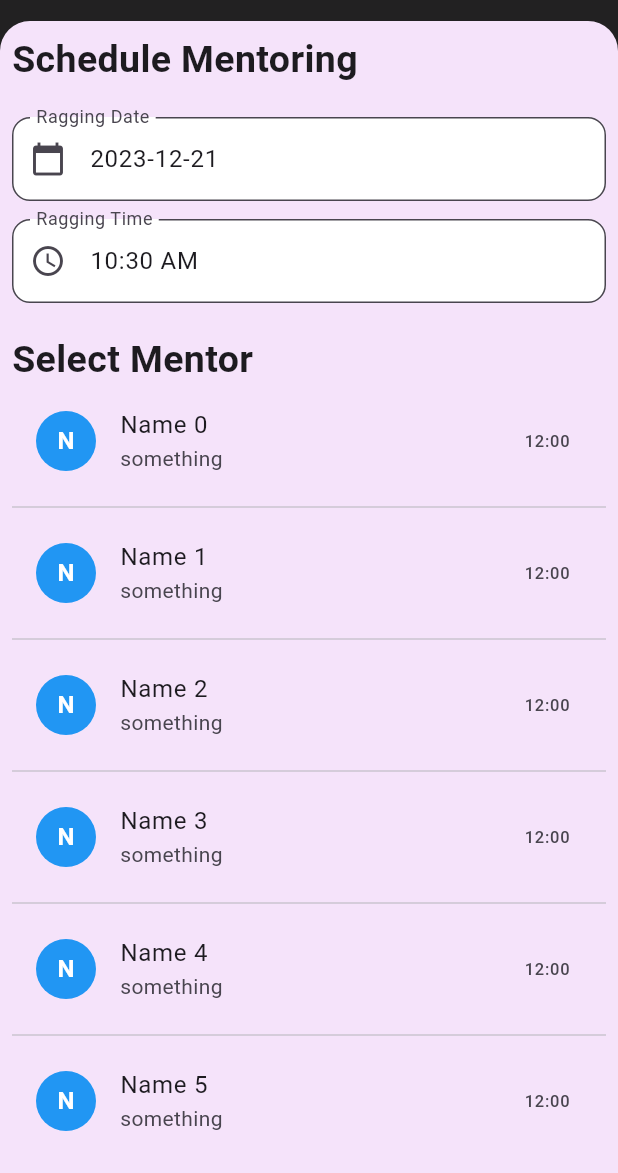
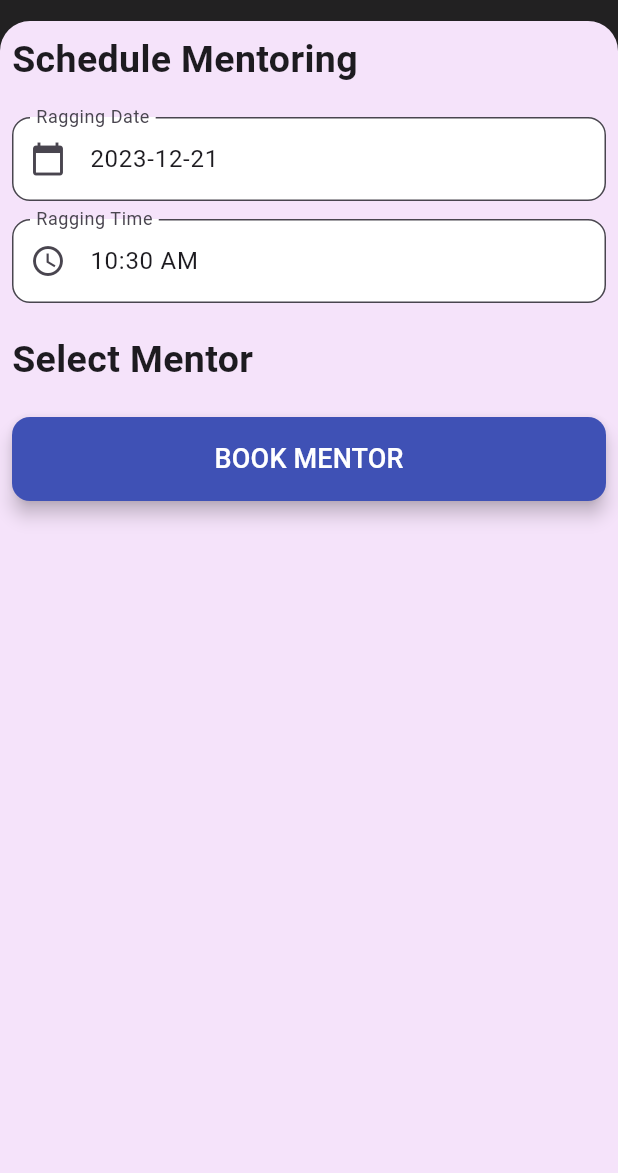
Before and after one commit to Hishammpsnhn/anti_ragging, a Flutter app: the HomeScreen screen opened directly, after a tap on "Mentoring", on a phone screen of 412 x 824 dp, the part 63-1236 px from its top. Run offline on Flutter 3.47's test engine with Material 3 defaults, Android fonts, the phone set to English and light mode, and no system bars; our stand-ins replace cloud_firestore, firebase_auth, firebase_core, shared_preferences; missing offline and left inert: dart:ffi; accounts and stored records are empty.

Commit message:
add mentor id picker in button

```diff
--- a/lib/functions/firebaseFunction.dart
+++ b/lib/functions/firebaseFunction.dart
@@ -85,6 +85,30 @@ class FirestoreServices {
     }
   }
 
+  static Future<List<Map<String, dynamic>>> getAllMentors() async {
+    try {
+      QuerySnapshot<Map<String, dynamic>> querySnapshot =
+          await FirebaseFirestore.instance
+              .collection('users')
+              .where('mentor', isEqualTo: true)
+              .get();
+
+      // Process the querySnapshot to get the documents
+      List<Map<String, dynamic>> mentors = querySnapshot.docs.map((mentorDocument) {
+        return {
+          'id': mentorDocument.id, // Document ID
+          ...mentorDocument.data(), // Document data
+        };
+      }).toList();
+
+      print("mentos $mentors");
+      return mentors;
+    } catch (e) {
+      print('Error getting complaints: $e');
+      return [];
+    }
+  }
+
 // Function to get a student by ID from Firestore
   static Future<Map<String, dynamic>> getStudentById(String studentId) async {
     CollectionReference studentsCollection =
--- a/lib/screens/home/mentoring_reg.dart
+++ b/lib/screens/home/mentoring_reg.dart
@@ -1,3 +1,4 @@
+import 'package:anti_ragging/functions/firebaseFunction.dart';
 import 'package:anti_ragging/screens/widgets/appBar.dart';
 import 'package:flutter/material.dart';
 
@@ -9,6 +10,24 @@ class MentoringPage extends StatefulWidget {
 }
 
 class _MentoringPageState extends State<MentoringPage> {
+  List<Map<String, dynamic>> mentors = [];
+
+  @override
+  void initState() {
+    super.initState();
+    getAllMentors();
+  }
+
+  Future<void> getAllMentors() async {
+    List<Map<String, dynamic>> fetchedMentors =
+        await FirestoreServices.getAllMentors();
+    print(fetchedMentors);
+    setState(() {
+      mentors = fetchedMentors;
+    });
+  }
+  String selectedMentorId = '';
+
   @override
   Widget build(BuildContext context) {
     return Scaffold(
@@ -17,7 +36,9 @@ class _MentoringPageState extends State<MentoringPage> {
         constraints: BoxConstraints.expand(),
         child: Column(
           children: [
-            App_Bar(logout: false,),
+            App_Bar(
+              logout: false,
+            ),
             Expanded(
               child: Container(
                 decoration: const BoxDecoration(
@@ -57,8 +78,7 @@ class _MentoringPageState extends State<MentoringPage> {
                             ),
                           ),
                           controller: TextEditingController(
-                              text:
-                              "${selectedDate.toLocal()}".split(' ')[0]),
+                              text: "${selectedDate.toLocal()}".split(' ')[0]),
                         ),
                         const SizedBox(height: 12),
                         TextFormField(
@@ -92,31 +112,63 @@ class _MentoringPageState extends State<MentoringPage> {
                           physics: NeverScrollableScrollPhysics(),
                           itemBuilder: (ctx, index) {
                             // Replace "Name" with the actual name from your data
-                        String name = "Name $index";
+                            String name = mentors[index]['name'];
+                            String phone = mentors[index]['phoneNumber'];
+                            String mentorId = mentors[index]['id'];
                             return ListTile(
                               title: Text(name),
-                          subtitle: Text("something"),
+                              subtitle: Text(phone),
                               leading: CircleAvatar(
-                            backgroundColor: Colors.blue, // Set your desired background color
+                                backgroundColor: Colors.blue,
+                                // Set your desired background color
                                 child: Text(
-                              name[0], // Display the first letter of the name
+                                  name[0],
+                                  // Display the first letter of the name
                                   style: TextStyle(
                                     color: Colors.white,
                                     fontWeight: FontWeight.bold,
                                   ),
                                 ),
                               ),
-                          trailing: Text("12:00"),
-                          onTap: () {},
+                              trailing: selectedMentorId == mentorId
+                                  ? Icon(Icons.check, color: Colors.green) // Display tick icon if selected
+                                  : null,
+                              onTap: () {
+                                setState(() {
+                                  selectedMentorId = mentorId;
+                                });
+                              },
                             );
                           },
                           separatorBuilder: (ctx, index) {
                             return Divider();
                           },
-                      itemCount: 20,
+                          itemCount: mentors.length,
                         ),
-
-
+                        const SizedBox(height: 20),
+                        Container(
+                          width: double.infinity, // Make the button full width
+                          child: ElevatedButton(
+                            style: ElevatedButton.styleFrom(
+                              primary: Colors.indigo,
+                              elevation: 5,
+                              padding: EdgeInsets.symmetric(vertical: 15.0, horizontal: 25.0),
+                              shape: RoundedRectangleBorder(
+                                borderRadius: BorderRadius.circular(12.0),
+                              ),
+                            ),
+                            onPressed: () {
+                              bookMentor();
+                            },
+                            child: Text(
+                              "BOOK MENTOR",
+                              style: TextStyle(
+                                fontSize: 18, // Adjust the font size as needed
+                                color: Colors.white, // Set text color to white
+                              ),
+                            ),
+                          ),
+                        ),
                         // ... other form widgets ...
                       ],
                     ),
@@ -129,9 +181,12 @@ class _MentoringPageState extends State<MentoringPage> {
       ),
     );
   }
+  void bookMentor (){
+    print(selectedTime.format((context)));
+    print(selectedDate.toLocal().toString().split(' ')[0]);
+    print(selectedMentorId);
 
-
-
+  }
   DateTime selectedDate = DateTime.now();
 
   TimeOfDay selectedTime = TimeOfDay.now();
@@ -163,5 +218,4 @@ class _MentoringPageState extends State<MentoringPage> {
       });
     }
   }
-
 }
```
Lines whose indentation alone changed are shown as unchanged.
